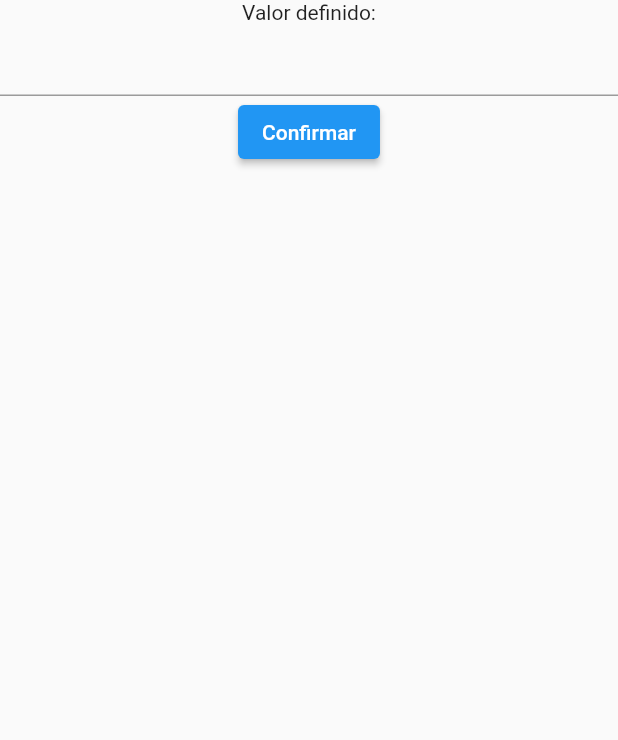
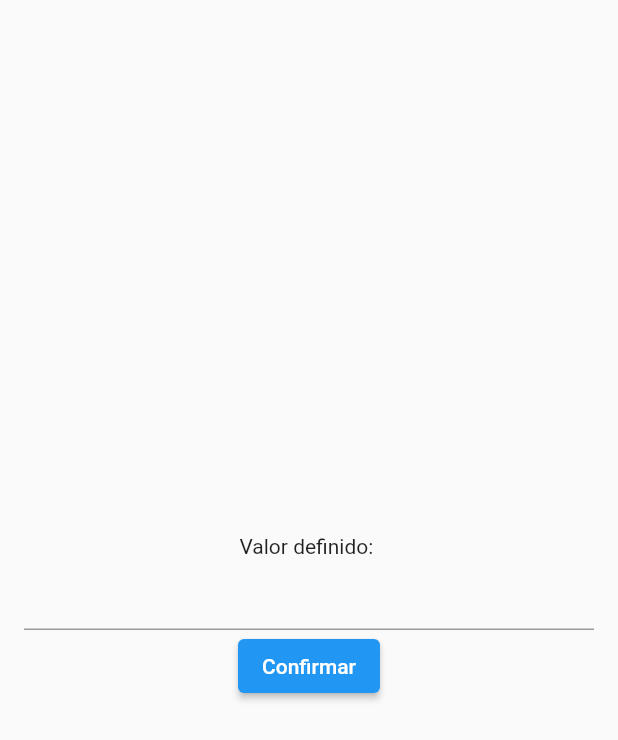
Before and after one commit to caneto/Get_intro, a Flutter app: the screen it shows after launch, after a tap on "Confirmar", on a phone screen of 412 x 824 dp. Shown: the top 740 px of the screen. Run offline on Flutter 3.47's test engine with Material 2 defaults, Android fonts, the phone set to English and light mode, and no system bars.

Commit message:
Atualização

```diff
--- a/lib/main.dart
+++ b/lib/main.dart
@@ -28,24 +28,41 @@ class HomePage extends StatefulWidget {
 }
 
 class _HomePageState extends State<HomePage> {
+
+  final textControler = TextEditingController();
+
+  String definidoValue = "";
+
   @override
   Widget build(BuildContext context) {
     return Scaffold(
-      body: Column(
+      body: Padding(
+        padding: const EdgeInsets.all(16),
+        child: Column(
+          mainAxisAlignment: MainAxisAlignment.center,
           children: [
             // Valor
-          Text("Valor definido:"),
+            Text("Valor definido: $definidoValue"),
 
             // Campo
-          TextField(),
+            TextField(
+              controller: textControler,
+            ),
 
             // Botão
             ElevatedButton(
-            onPressed: () {},
+              onPressed: () {
+                String value = textControler.text;
+
+                setState(() {
+                  definidoValue = value;
+                });
+              },
               child: Text('Confirmar'),
             ),
           ],
         ),
+      ),
     );
   }
 }
```
Lines whose indentation alone changed are shown as unchanged.
